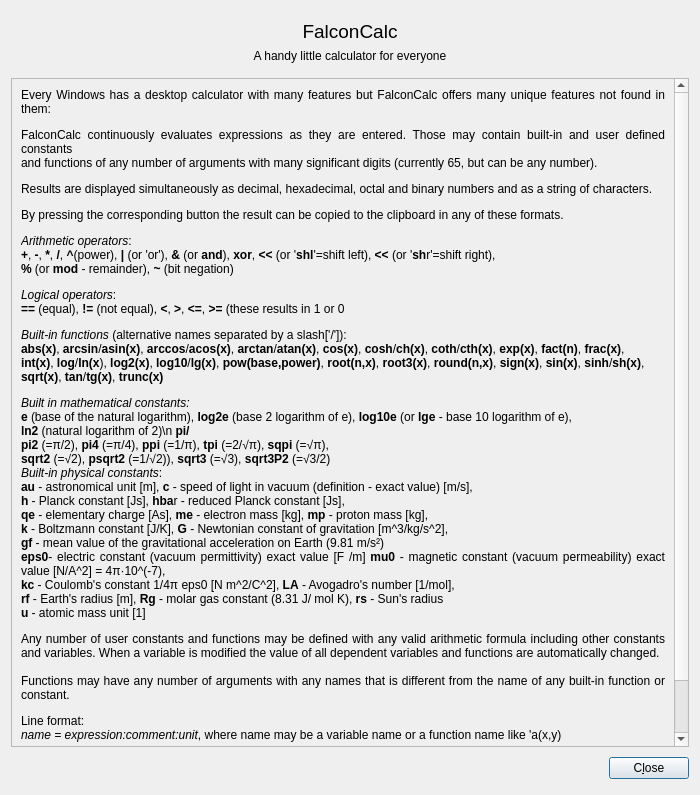
The window that FalconCalcQt/HelpDialog.ui (solyoma/FalconCalc) describes before a commit, drawn with Qt 5.
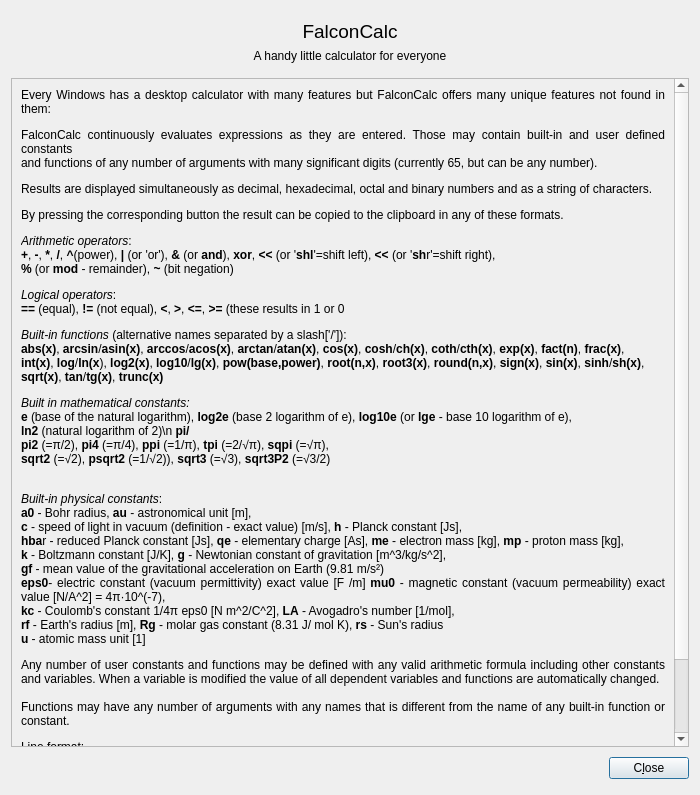
The same window after the commit. Icons and pictures are not drawn.

Commit message: Added hungarian translations, added Bohr radius as constant to program and help BUG trigonometric functions

The edit to the form file:
```diff
--- a/FalconCalcQt/HelpDialog.ui
+++ b/FalconCalcQt/HelpDialog.ui
@@ -73,7 +73,7 @@
        <item>
         <widget class="QLabel" name="lblHelptext">
          <property name="text">
-          <string>&lt;html&gt;&lt;head/&gt;&lt;body&gt;&lt;p&gt;Every Windows has a desktop calculator with many features but FalconCalc offers many unique features not found in them:&lt;/p&gt;&lt;p&gt;FalconCalc continuously evaluates expressions as they are entered. Those may contain built-in and user defined constants&lt;br/&gt;and functions of any number of arguments with many significant digits (currently 65, but can be any number).&lt;/p&gt;&lt;p&gt;Results are displayed simultaneously as decimal, hexadecimal, octal and binary numbers and as a string of characters.&lt;/p&gt;&lt;p&gt;By pressing the corresponding button the result can be copied to the clipboard in any of these formats.&lt;/p&gt;&lt;p&gt;&lt;span style=&quot; font-style:italic;&quot;&gt;Arithmetic operators&lt;/span&gt;:&lt;br/&gt;&lt;span style=&quot; font-weight:600;&quot;&gt;+&lt;/span&gt;, &lt;span style=&quot; font-weight:600;&quot;&gt;-&lt;/span&gt;, &lt;span style=&quot; font-weight:600;&quot;&gt;*&lt;/span&gt;, &lt;span style=&quot; font-weight:600;&quot;&gt;/&lt;/span&gt;, &lt;span style=&quot; font-weight:600;&quot;&gt;^&lt;/span&gt;(power), &lt;span style=&quot; font-weight:600;&quot;&gt;|&lt;/span&gt; (or 'or'), &lt;span style=&quot; font-weight:600;&quot;&gt;&amp;amp;&lt;/span&gt; (or &lt;span style=&quot; font-weight:600;&quot;&gt;and&lt;/span&gt;), &lt;span style=&quot; font-weight:600;&quot;&gt;xor&lt;/span&gt;, &lt;span style=&quot; font-weight:600;&quot;&gt;&amp;lt;&amp;lt;&lt;/span&gt; (or '&lt;span style=&quot; font-weight:600;&quot;&gt;shl&lt;/span&gt;'=shift left), &lt;span style=&quot; font-weight:600;&quot;&gt;&amp;lt;&amp;lt;&lt;/span&gt; (or '&lt;span style=&quot; font-weight:600;&quot;&gt;sh&lt;/span&gt;r'=shift right),&lt;span style=&quot; font-weight:600;&quot;&gt;&lt;br/&gt;%&lt;/span&gt; (or &lt;span style=&quot; font-weight:600;&quot;&gt;mod&lt;/span&gt; - remainder), &lt;span style=&quot; font-weight:600;&quot;&gt;~&lt;/span&gt; (bit negation)&lt;/p&gt;&lt;p&gt;&lt;span style=&quot; font-style:italic;&quot;&gt;Logical operators&lt;/span&gt;:&lt;br/&gt;&lt;span style=&quot; font-weight:600;&quot;&gt;== &lt;/span&gt;(equal), &lt;span style=&quot; font-weight:600;&quot;&gt;!=&lt;/span&gt; (not equal), &lt;span style=&quot; font-weight:600;&quot;&gt;&amp;lt;&lt;/span&gt;, &lt;span style=&quot; font-weight:600;&quot;&gt;&amp;gt;&lt;/span&gt;, &lt;span style=&quot; font-weight:600;&quot;&gt;&amp;lt;=&lt;/span&gt;, &lt;span style=&quot; font-weight:600;&quot;&gt;&amp;gt;=&lt;/span&gt; (these results in 1 or 0&lt;/p&gt;&lt;p&gt;&lt;span style=&quot; font-style:italic;&quot;&gt;Built-in functions&lt;/span&gt; (alternative names separated by a slash['/']):&lt;br/&gt;&lt;span style=&quot; font-weight:600;&quot;&gt;abs(x)&lt;/span&gt;, &lt;span style=&quot; font-weight:600;&quot;&gt;arcsin&lt;/span&gt;/&lt;span style=&quot; font-weight:600;&quot;&gt;asin(x)&lt;/span&gt;, &lt;span style=&quot; font-weight:600;&quot;&gt;arccos&lt;/span&gt;/&lt;span style=&quot; font-weight:600;&quot;&gt;acos(x)&lt;/span&gt;,&lt;span style=&quot; font-weight:600;&quot;&gt; arctan&lt;/span&gt;/&lt;span style=&quot; font-weight:600;&quot;&gt;atan(x)&lt;/span&gt;,&lt;span style=&quot; font-weight:600;&quot;&gt; cos(x)&lt;/span&gt;,&lt;span style=&quot; font-weight:600;&quot;&gt; cosh&lt;/span&gt;/&lt;span style=&quot; font-weight:600;&quot;&gt;ch(x)&lt;/span&gt;, &lt;span style=&quot; font-weight:600;&quot;&gt;coth&lt;/span&gt;/&lt;span style=&quot; font-weight:600;&quot;&gt;cth(x)&lt;/span&gt;, &lt;span style=&quot; font-weight:600;&quot;&gt;exp(x)&lt;/span&gt;, &lt;span style=&quot; font-weight:600;&quot;&gt;fact(n)&lt;/span&gt;, &lt;span style=&quot; font-weight:600;&quot;&gt;frac(x)&lt;/span&gt;,&lt;br/&gt;&lt;span style=&quot; font-weight:600;&quot;&gt;int(x)&lt;/span&gt;, &lt;span style=&quot; font-weight:600;&quot;&gt;log&lt;/span&gt;/&lt;span style=&quot; font-weight:600;&quot;&gt;ln(x&lt;/span&gt;), &lt;span style=&quot; font-weight:600;&quot;&gt;log2(x)&lt;/span&gt;, &lt;span style=&quot; font-weight:600;&quot;&gt;log10&lt;/span&gt;/&lt;span style=&quot; font-weight:600;&quot;&gt;lg(x)&lt;/span&gt;, &lt;span style=&quot; font-weight:600;&quot;&gt;pow(base,power)&lt;/span&gt;, &lt;span style=&quot; font-weight:600;&quot;&gt;root(n,x)&lt;/span&gt;, &lt;span style=&quot; font-weight:600;&quot;&gt;root3(x)&lt;/span&gt;, &lt;span style=&quot; font-weight:600;&quot;&gt;round(n,x)&lt;/span&gt;, &lt;span style=&quot; font-weight:600;&quot;&gt;sign(x)&lt;/span&gt;, &lt;span style=&quot; font-weight:600;&quot;&gt;sin(x)&lt;/span&gt;, &lt;span style=&quot; font-weight:600;&quot;&gt;sinh&lt;/span&gt;/&lt;span style=&quot; font-weight:600;&quot;&gt;sh(x)&lt;/span&gt;,&lt;br/&gt;&lt;span style=&quot; font-weight:600;&quot;&gt;sqrt(x)&lt;/span&gt;, &lt;span style=&quot; font-weight:600;&quot;&gt;tan&lt;/span&gt;/&lt;span style=&quot; font-weight:600;&quot;&gt;tg(x)&lt;/span&gt;, &lt;span style=&quot; font-weight:600;&quot;&gt;trunc(x)&lt;/span&gt;&lt;/p&gt;&lt;p&gt;&lt;span style=&quot; font-style:italic;&quot;&gt;Built in mathematical constants:&lt;br/&gt;&lt;/span&gt;&lt;span style=&quot; font-weight:600;&quot;&gt;e&lt;/span&gt; (base of the natural logarithm),&lt;span style=&quot; font-weight:600;&quot;&gt; log2e&lt;/span&gt; (base 2 logarithm of e), &lt;span style=&quot; font-weight:600;&quot;&gt;log10e&lt;/span&gt; (or&lt;span style=&quot; font-weight:600;&quot;&gt; lge&lt;/span&gt; - base 10 logarithm of e),&lt;br/&gt;&lt;span style=&quot; font-weight:600;&quot;&gt;ln2&lt;/span&gt; (natural logarithm of 2)\n &lt;span style=&quot; font-weight:600;&quot;&gt;pi/&lt;br/&gt;pi2&lt;/span&gt; (=π/2), &lt;span style=&quot; font-weight:600;&quot;&gt;pi4&lt;/span&gt; (=π/4), &lt;span style=&quot; font-weight:600;&quot;&gt;ppi&lt;/span&gt; (=1/π), &lt;span style=&quot; font-weight:600;&quot;&gt;tpi&lt;/span&gt; (=2/√π), &lt;span style=&quot; font-weight:600;&quot;&gt;sqpi&lt;/span&gt; (=√π), &lt;br/&gt;&lt;span style=&quot; font-weight:600;&quot;&gt;sqrt2&lt;/span&gt; (=√2), &lt;span style=&quot; font-weight:600;&quot;&gt;psqrt2&lt;/span&gt; (=1/√2)), &lt;span style=&quot; font-weight:600;&quot;&gt;sqrt3&lt;/span&gt; (=√3), &lt;span style=&quot; font-weight:600;&quot;&gt;sqrt3P2&lt;/span&gt; (=√3/2)&lt;br/&gt;&lt;span style=&quot; font-style:italic;&quot;&gt;Built-in physical constants&lt;/span&gt;:&lt;br/&gt;&lt;span style=&quot; font-weight:600;&quot;&gt;au&lt;/span&gt; - astronomical unit [m], &lt;span style=&quot; font-weight:600;&quot;&gt;c&lt;/span&gt; - speed of light in vacuum (definition - exact value) [m/s], &lt;br/&gt;&lt;span style=&quot; font-weight:600;&quot;&gt;h&lt;/span&gt; - Planck constant [Js], &lt;span style=&quot; font-weight:600;&quot;&gt;hba&lt;/span&gt;r - reduced Planck constant [Js],&lt;br/&gt;&lt;span style=&quot; font-weight:600;&quot;&gt;qe&lt;/span&gt; - elementary charge [As], &lt;span style=&quot; font-weight:600;&quot;&gt;me&lt;/span&gt; - electron mass [kg], &lt;span style=&quot; font-weight:600;&quot;&gt;mp&lt;/span&gt; - proton mass [kg],&lt;br/&gt;&lt;span style=&quot; font-weight:600;&quot;&gt;k&lt;/span&gt; - Boltzmann constant [J/K], &lt;span style=&quot; font-weight:600;&quot;&gt;G&lt;/span&gt; - Newtonian constant of gravitation [m^3/kg/s^2],&lt;br/&gt;&lt;span style=&quot; font-weight:600;&quot;&gt;gf&lt;/span&gt; - mean value of the gravitational acceleration on Earth (9.81 m/s²)&lt;br/&gt;&lt;span style=&quot; font-weight:600;&quot;&gt;eps0&lt;/span&gt;- electric constant (vacuum permittivity) exact value [F /m] &lt;span style=&quot; font-weight:600;&quot;&gt;mu0&lt;/span&gt; - magnetic constant (vacuum permeability) exact value [N/A^2] = 4π·10^(-7), &lt;br/&gt;&lt;span style=&quot; font-weight:600;&quot;&gt;kc&lt;/span&gt; - Coulomb's constant 1/4π eps0 [N m^2/C^2], &lt;span style=&quot; font-weight:600;&quot;&gt;LA&lt;/span&gt; - Avogadro's number [1/mol],&lt;br/&gt;&lt;span style=&quot; font-weight:600;&quot;&gt;rf&lt;/span&gt; - Earth's radius [m], &lt;span style=&quot; font-weight:600;&quot;&gt;Rg&lt;/span&gt; - molar gas constant (8.31 J/ mol K), &lt;span style=&quot; font-weight:600;&quot;&gt;rs&lt;/span&gt; - Sun's radius&lt;br/&gt;&lt;span style=&quot; font-weight:600;&quot;&gt;u&lt;/span&gt; - atomic mass unit [1]&lt;/p&gt;&lt;p&gt;Any number of user constants and functions may be defined with any valid arithmetic formula including other constants and variables. When a variable is modified the value of all dependent variables and functions are automatically changed.&lt;br/&gt;&lt;br/&gt;Functions may have any number of arguments with any names that is different from the name of any built-in function or constant.&lt;/p&gt;&lt;p&gt;Line format: &lt;br/&gt;&lt;span style=&quot; font-style:italic;&quot;&gt;name = expression:comment:unit&lt;/span&gt;, where name may be a variable name or a function name like 'a(x,y)&lt;/p&gt;&lt;p&gt;Examples:&lt;br/&gt;constR=8.31446261815324:Universal gas constant:J/K/mol&lt;br/&gt;solvequad(a, b, c, s) = (-b + s * sqrt(b ^ 2 - 4 * a * c)) / 2 / a:solves the quadratic equation ax² + bx + c = 0&lt;/p&gt;&lt;/body&gt;&lt;/html&gt;</string>
+          <string>&lt;html&gt;&lt;head/&gt;&lt;body&gt;&lt;p&gt;Every Windows has a desktop calculator with many features but FalconCalc offers many unique features not found in them:&lt;/p&gt;&lt;p&gt;FalconCalc continuously evaluates expressions as they are entered. Those may contain built-in and user defined constants&lt;br/&gt;and functions of any number of arguments with many significant digits (currently 65, but can be any number).&lt;/p&gt;&lt;p&gt;Results are displayed simultaneously as decimal, hexadecimal, octal and binary numbers and as a string of characters.&lt;/p&gt;&lt;p&gt;By pressing the corresponding button the result can be copied to the clipboard in any of these formats.&lt;/p&gt;&lt;p&gt;&lt;span style=&quot; font-style:italic;&quot;&gt;Arithmetic operators&lt;/span&gt;:&lt;br/&gt;&lt;span style=&quot; font-weight:600;&quot;&gt;+&lt;/span&gt;, &lt;span style=&quot; font-weight:600;&quot;&gt;-&lt;/span&gt;, &lt;span style=&quot; font-weight:600;&quot;&gt;*&lt;/span&gt;, &lt;span style=&quot; font-weight:600;&quot;&gt;/&lt;/span&gt;, &lt;span style=&quot; font-weight:600;&quot;&gt;^&lt;/span&gt;(power), &lt;span style=&quot; font-weight:600;&quot;&gt;|&lt;/span&gt; (or 'or'), &lt;span style=&quot; font-weight:600;&quot;&gt;&amp;amp;&lt;/span&gt; (or &lt;span style=&quot; font-weight:600;&quot;&gt;and&lt;/span&gt;), &lt;span style=&quot; font-weight:600;&quot;&gt;xor&lt;/span&gt;, &lt;span style=&quot; font-weight:600;&quot;&gt;&amp;lt;&amp;lt;&lt;/span&gt; (or '&lt;span style=&quot; font-weight:600;&quot;&gt;shl&lt;/span&gt;'=shift left), &lt;span style=&quot; font-weight:600;&quot;&gt;&amp;lt;&amp;lt;&lt;/span&gt; (or '&lt;span style=&quot; font-weight:600;&quot;&gt;sh&lt;/span&gt;r'=shift right),&lt;span style=&quot; font-weight:600;&quot;&gt;&lt;br/&gt;%&lt;/span&gt; (or &lt;span style=&quot; font-weight:600;&quot;&gt;mod&lt;/span&gt; - remainder), &lt;span style=&quot; font-weight:600;&quot;&gt;~&lt;/span&gt; (bit negation)&lt;/p&gt;&lt;p&gt;&lt;span style=&quot; font-style:italic;&quot;&gt;Logical operators&lt;/span&gt;:&lt;br/&gt;&lt;span style=&quot; font-weight:600;&quot;&gt;== &lt;/span&gt;(equal), &lt;span style=&quot; font-weight:600;&quot;&gt;!=&lt;/span&gt; (not equal), &lt;span style=&quot; font-weight:600;&quot;&gt;&amp;lt;&lt;/span&gt;, &lt;span style=&quot; font-weight:600;&quot;&gt;&amp;gt;&lt;/span&gt;, &lt;span style=&quot; font-weight:600;&quot;&gt;&amp;lt;=&lt;/span&gt;, &lt;span style=&quot; font-weight:600;&quot;&gt;&amp;gt;=&lt;/span&gt; (these results in 1 or 0&lt;/p&gt;&lt;p&gt;&lt;span style=&quot; font-style:italic;&quot;&gt;Built-in functions&lt;/span&gt; (alternative names separated by a slash['/']):&lt;br/&gt;&lt;span style=&quot; font-weight:600;&quot;&gt;abs(x)&lt;/span&gt;, &lt;span style=&quot; font-weight:600;&quot;&gt;arcsin&lt;/span&gt;/&lt;span style=&quot; font-weight:600;&quot;&gt;asin(x)&lt;/span&gt;, &lt;span style=&quot; font-weight:600;&quot;&gt;arccos&lt;/span&gt;/&lt;span style=&quot; font-weight:600;&quot;&gt;acos(x)&lt;/span&gt;,&lt;span style=&quot; font-weight:600;&quot;&gt; arctan&lt;/span&gt;/&lt;span style=&quot; font-weight:600;&quot;&gt;atan(x)&lt;/span&gt;,&lt;span style=&quot; font-weight:600;&quot;&gt; cos(x)&lt;/span&gt;,&lt;span style=&quot; font-weight:600;&quot;&gt; cosh&lt;/span&gt;/&lt;span style=&quot; font-weight:600;&quot;&gt;ch(x)&lt;/span&gt;, &lt;span style=&quot; font-weight:600;&quot;&gt;coth&lt;/span&gt;/&lt;span style=&quot; font-weight:600;&quot;&gt;cth(x)&lt;/span&gt;, &lt;span style=&quot; font-weight:600;&quot;&gt;exp(x)&lt;/span&gt;, &lt;span style=&quot; font-weight:600;&quot;&gt;fact(n)&lt;/span&gt;, &lt;span style=&quot; font-weight:600;&quot;&gt;frac(x)&lt;/span&gt;,&lt;br/&gt;&lt;span style=&quot; font-weight:600;&quot;&gt;int(x)&lt;/span&gt;, &lt;span style=&quot; font-weight:600;&quot;&gt;log&lt;/span&gt;/&lt;span style=&quot; font-weight:600;&quot;&gt;ln(x&lt;/span&gt;), &lt;span style=&quot; font-weight:600;&quot;&gt;log2(x)&lt;/span&gt;, &lt;span style=&quot; font-weight:600;&quot;&gt;log10&lt;/span&gt;/&lt;span style=&quot; font-weight:600;&quot;&gt;lg(x)&lt;/span&gt;, &lt;span style=&quot; font-weight:600;&quot;&gt;pow(base,power)&lt;/span&gt;, &lt;span style=&quot; font-weight:600;&quot;&gt;root(n,x)&lt;/span&gt;, &lt;span style=&quot; font-weight:600;&quot;&gt;root3(x)&lt;/span&gt;, &lt;span style=&quot; font-weight:600;&quot;&gt;round(n,x)&lt;/span&gt;, &lt;span style=&quot; font-weight:600;&quot;&gt;sign(x)&lt;/span&gt;, &lt;span style=&quot; font-weight:600;&quot;&gt;sin(x)&lt;/span&gt;, &lt;span style=&quot; font-weight:600;&quot;&gt;sinh&lt;/span&gt;/&lt;span style=&quot; font-weight:600;&quot;&gt;sh(x)&lt;/span&gt;,&lt;br/&gt;&lt;span style=&quot; font-weight:600;&quot;&gt;sqrt(x)&lt;/span&gt;, &lt;span style=&quot; font-weight:600;&quot;&gt;tan&lt;/span&gt;/&lt;span style=&quot; font-weight:600;&quot;&gt;tg(x)&lt;/span&gt;, &lt;span style=&quot; font-weight:600;&quot;&gt;trunc(x)&lt;/span&gt;&lt;/p&gt;&lt;p&gt;&lt;span style=&quot; font-style:italic;&quot;&gt;Built in mathematical constants:&lt;br/&gt;&lt;/span&gt;&lt;span style=&quot; font-weight:600;&quot;&gt;e&lt;/span&gt; (base of the natural logarithm),&lt;span style=&quot; font-weight:600;&quot;&gt; log2e&lt;/span&gt; (base 2 logarithm of e), &lt;span style=&quot; font-weight:600;&quot;&gt;log10e&lt;/span&gt; (or&lt;span style=&quot; font-weight:600;&quot;&gt; lge&lt;/span&gt; - base 10 logarithm of e),&lt;br/&gt;&lt;span style=&quot; font-weight:600;&quot;&gt;ln2&lt;/span&gt; (natural logarithm of 2)\n &lt;span style=&quot; font-weight:600;&quot;&gt;pi/&lt;br/&gt;pi2&lt;/span&gt; (=π/2), &lt;span style=&quot; font-weight:600;&quot;&gt;pi4&lt;/span&gt; (=π/4), &lt;span style=&quot; font-weight:600;&quot;&gt;ppi&lt;/span&gt; (=1/π), &lt;span style=&quot; font-weight:600;&quot;&gt;tpi&lt;/span&gt; (=2/√π), &lt;span style=&quot; font-weight:600;&quot;&gt;sqpi&lt;/span&gt; (=√π),&lt;br/&gt;&lt;span style=&quot; font-weight:600;&quot;&gt;sqrt2&lt;/span&gt; (=√2), &lt;span style=&quot; font-weight:600;&quot;&gt;psqrt2&lt;/span&gt; (=1/√2)), &lt;span style=&quot; font-weight:600;&quot;&gt;sqrt3&lt;/span&gt; (=√3), &lt;span style=&quot; font-weight:600;&quot;&gt;sqrt3P2&lt;/span&gt; (=√3/2)&lt;/p&gt;&lt;p&gt;&lt;br/&gt;&lt;span style=&quot; font-style:italic;&quot;&gt;Built-in physical constants&lt;/span&gt;:&lt;br/&gt;&lt;span style=&quot; font-weight:600;&quot;&gt;a0&lt;/span&gt; - Bohr radius, &lt;span style=&quot; font-weight:600;&quot;&gt;au&lt;/span&gt; - astronomical unit [m], &lt;br/&gt;&lt;span style=&quot; font-weight:600;&quot;&gt;c&lt;/span&gt; - speed of light in vacuum (definition - exact value) [m/s], &lt;span style=&quot; font-weight:600;&quot;&gt;h&lt;/span&gt; - Planck constant [Js], &lt;br/&gt;&lt;span style=&quot; font-weight:600;&quot;&gt;hba&lt;/span&gt;r - reduced Planck constant [Js], &lt;span style=&quot; font-weight:600;&quot;&gt;qe&lt;/span&gt; - elementary charge [As], &lt;span style=&quot; font-weight:600;&quot;&gt;me&lt;/span&gt; - electron mass [kg], &lt;span style=&quot; font-weight:600;&quot;&gt;mp&lt;/span&gt; - proton mass [kg],&lt;br/&gt;&lt;span style=&quot; font-weight:600;&quot;&gt;k&lt;/span&gt; - Boltzmann constant [J/K], &lt;span style=&quot; font-weight:600;&quot;&gt;g&lt;/span&gt; - Newtonian constant of gravitation [m^3/kg/s^2],&lt;br/&gt;&lt;span style=&quot; font-weight:600;&quot;&gt;gf&lt;/span&gt; - mean value of the gravitational acceleration on Earth (9.81 m/s²)&lt;br/&gt;&lt;span style=&quot; font-weight:600;&quot;&gt;eps0&lt;/span&gt;- electric constant (vacuum permittivity) exact value [F /m] &lt;span style=&quot; font-weight:600;&quot;&gt;mu0&lt;/span&gt; - magnetic constant (vacuum permeability) exact value [N/A^2] = 4π·10^(-7), &lt;br/&gt;&lt;span style=&quot; font-weight:600;&quot;&gt;kc&lt;/span&gt; - Coulomb's constant 1/4π eps0 [N m^2/C^2], &lt;span style=&quot; font-weight:600;&quot;&gt;LA&lt;/span&gt; - Avogadro's number [1/mol],&lt;br/&gt;&lt;span style=&quot; font-weight:600;&quot;&gt;rf&lt;/span&gt; - Earth's radius [m], &lt;span style=&quot; font-weight:600;&quot;&gt;Rg&lt;/span&gt; - molar gas constant (8.31 J/ mol K), &lt;span style=&quot; font-weight:600;&quot;&gt;rs&lt;/span&gt; - Sun's radius&lt;br/&gt;&lt;span style=&quot; font-weight:600;&quot;&gt;u&lt;/span&gt; - atomic mass unit [1]&lt;/p&gt;&lt;p&gt;Any number of user constants and functions may be defined with any valid arithmetic formula including other constants and variables. When a variable is modified the value of all dependent variables and functions are automatically changed.&lt;br/&gt;&lt;br/&gt;Functions may have any number of arguments with any names that is different from the name of any built-in function or constant.&lt;/p&gt;&lt;p&gt;Line format: &lt;br/&gt;&lt;span style=&quot; font-style:italic;&quot;&gt;name = expression:comment:unit&lt;/span&gt;, where name may be a variable name or a function name like 'a(x,y)&lt;/p&gt;&lt;p&gt;Examples:&lt;br/&gt;constR=8.31446261815324:Universal gas constant:J/K/mol&lt;br/&gt;solvequad(a, b, c, s) = (-b + s * sqrt(b ^ 2 - 4 * a * c)) / 2 / a:solves the quadratic equation ax² + bx + c = 0&lt;/p&gt;&lt;/body&gt;&lt;/html&gt;</string>
          </property>
          <property name="alignment">
           <set>Qt::AlignJustify|Qt::AlignTop</set>
```
The commit also changes 8 other files.
